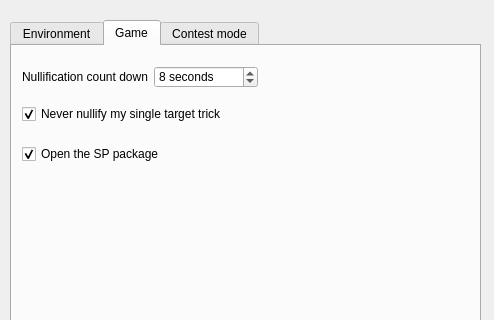
First picture: the form in src/dialog/configdialog.ui, repository wy19890204/Shuihusha, before the edit; both pictures show x 0 to 494 and y 0 to 320 of the 494 by 503 pixel window.
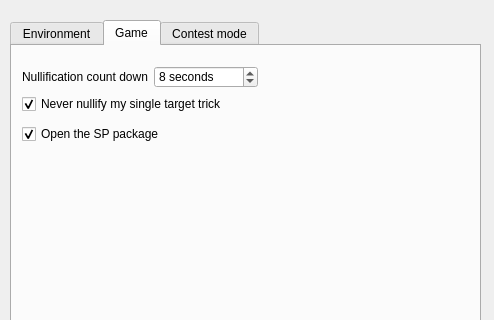
Second picture: the form after the edit. The open tabs and pages were chosen to show the change.

The edit to the form file:
```diff
--- a/src/dialog/configdialog.ui
+++ b/src/dialog/configdialog.ui
@@ -461,7 +461,7 @@
      <property name="geometry">
       <rect>
        <x>10</x>
-       <y>60</y>
+       <y>50</y>
        <width>239</width>
        <height>16</height>
       </rect>
@@ -477,7 +477,7 @@
      <property name="geometry">
       <rect>
        <x>10</x>
-       <y>100</y>
+       <y>80</y>
        <width>239</width>
        <height>16</height>
       </rect>
```
Left out of the diff: 4 changed lines with no effect on the pictures.
